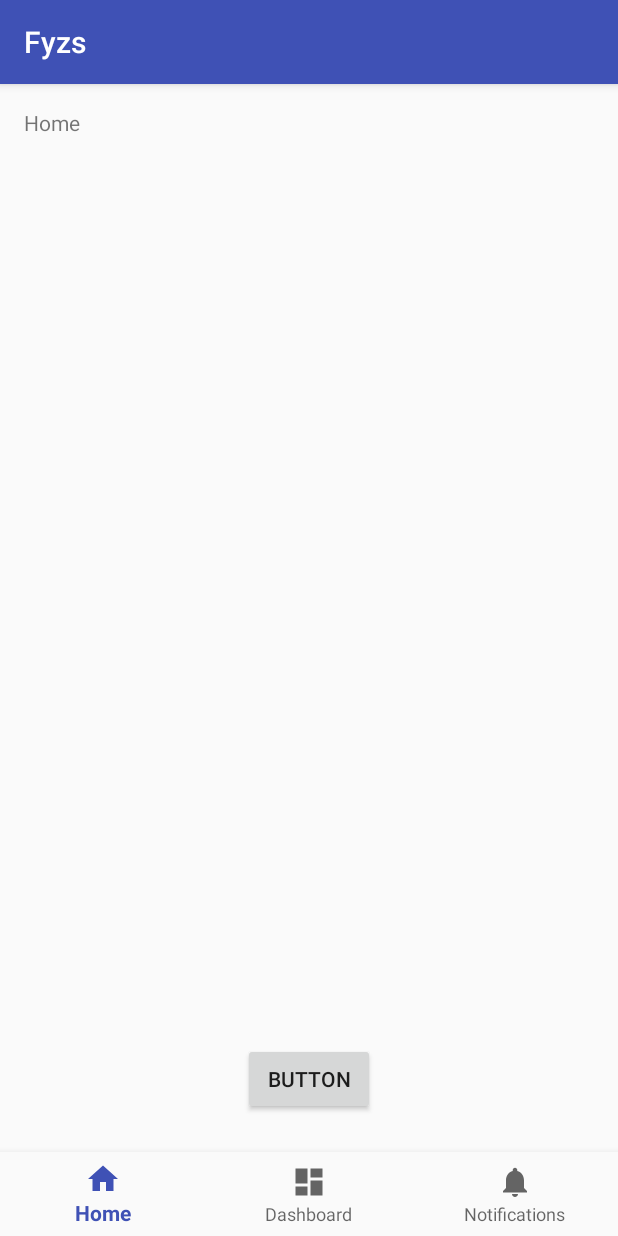
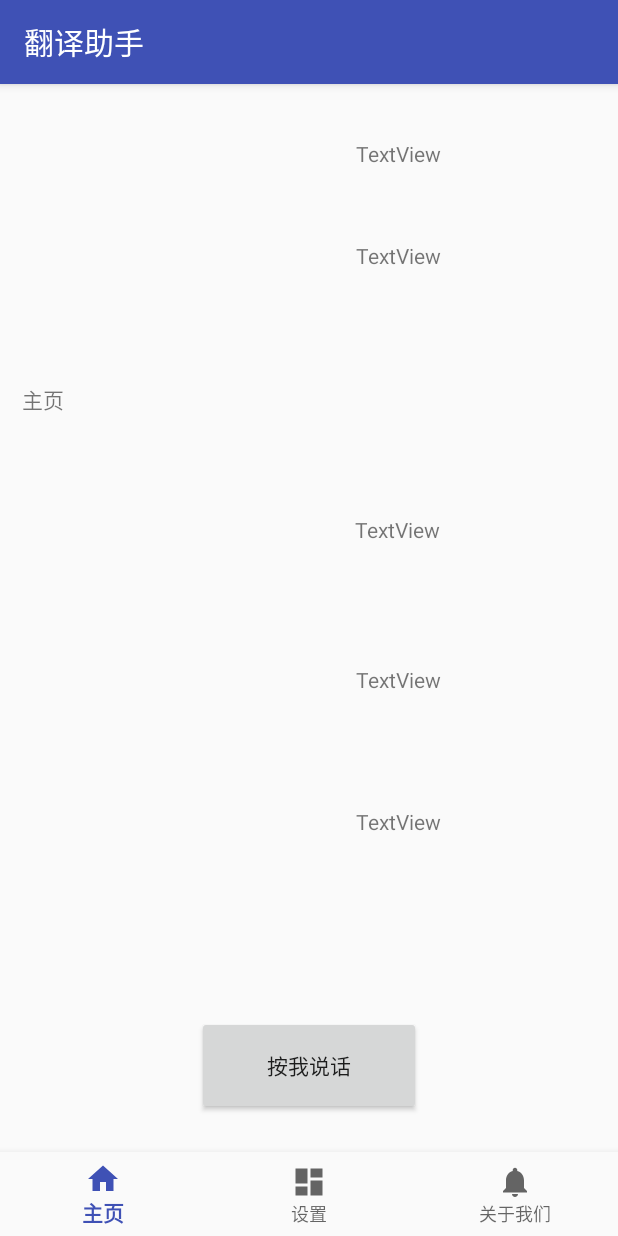
Before and after one commit to rockking126/Fyzs, an Android app: the screen it shows after launch (MainActivity), on a phone screen of 412 x 824 dp. Run offline under Robolectric (Android 15) with nearby library versions, the phone set to English and light mode, and no system bars; 3 statements that could not run were skipped.

Commit message:
完成百度语音识别

```diff
--- a/app/src/main/res/layout/activity_main.xml
+++ b/app/src/main/res/layout/activity_main.xml
@@ -9,14 +9,18 @@
 
     <TextView
         android:id="@+id/message"
-        android:layout_width="wrap_content"
-        android:layout_height="wrap_content"
-        android:layout_marginLeft="@dimen/activity_horizontal_margin"
-        android:layout_marginStart="@dimen/activity_horizontal_margin"
-        android:layout_marginTop="@dimen/activity_vertical_margin"
+        android:layout_width="177dp"
+        android:layout_height="245dp"
+        android:layout_marginBottom="8dp"
+        android:layout_marginEnd="8dp"
+        android:layout_marginStart="8dp"
+        android:layout_marginTop="8dp"
         android:text="@string/title_home"
-        app:layout_constraintLeft_toLeftOf="parent"
-        app:layout_constraintTop_toTopOf="parent" />
+        app:layout_constraintBottom_toBottomOf="@+id/navigation"
+        app:layout_constraintEnd_toStartOf="@+id/guideline3"
+        app:layout_constraintStart_toStartOf="parent"
+        app:layout_constraintTop_toTopOf="parent"
+        app:layout_constraintVertical_bias="0.378" />
 
     <android.support.design.widget.BottomNavigationView
         android:id="@+id/navigation"
@@ -32,17 +36,94 @@
 
     <Button
         android:id="@+id/button"
-        android:layout_width="wrap_content"
-        android:layout_height="wrap_content"
+        android:layout_width="149dp"
+        android:layout_height="66dp"
         android:layout_marginBottom="8dp"
         android:layout_marginEnd="8dp"
         android:layout_marginStart="8dp"
         android:layout_marginTop="8dp"
-        android:text="Button"
+        android:text="@string/bt_start"
+        android:theme="@android:style/Widget.Material.Button.Colored"
         app:layout_constraintBottom_toTopOf="@+id/navigation"
         app:layout_constraintEnd_toEndOf="parent"
         app:layout_constraintStart_toStartOf="parent"
         app:layout_constraintTop_toTopOf="parent"
         app:layout_constraintVertical_bias="0.974" />
 
+    <android.support.constraint.Guideline
+        android:id="@+id/guideline3"
+        android:layout_width="wrap_content"
+        android:layout_height="wrap_content"
+        android:orientation="vertical"
+        app:layout_constraintGuide_percent="0.5" />
+
+    <TextView
+        android:id="@+id/T_en"
+        android:layout_width="142dp"
+        android:layout_height="42dp"
+        android:layout_marginBottom="8dp"
+        android:layout_marginTop="16dp"
+        android:text="TextView"
+        app:layout_constraintBottom_toBottomOf="parent"
+        app:layout_constraintEnd_toEndOf="parent"
+        app:layout_constraintHorizontal_bias="0.489"
+        app:layout_constraintStart_toEndOf="@+id/guideline3"
+        app:layout_constraintTop_toTopOf="parent"
+        app:layout_constraintVertical_bias="0.029" />
+
+    <TextView
+        android:id="@+id/T_thai"
+        android:layout_width="142dp"
+        android:layout_height="42dp"
+        android:layout_marginBottom="8dp"
+        android:layout_marginTop="168dp"
+        android:text="TextView"
+        app:layout_constraintBottom_toBottomOf="parent"
+        app:layout_constraintEnd_toEndOf="parent"
+        app:layout_constraintHorizontal_bias="0.489"
+        app:layout_constraintStart_toEndOf="@+id/guideline3"
+        app:layout_constraintTop_toTopOf="parent"
+        app:layout_constraintVertical_bias="0.399" />
+
+    <TextView
+        android:id="@+id/T_yue"
+        android:layout_width="142dp"
+        android:layout_height="42dp"
+        android:layout_marginBottom="244dp"
+        android:layout_marginTop="8dp"
+        android:text="TextView"
+        app:layout_constraintBottom_toBottomOf="parent"
+        app:layout_constraintEnd_toEndOf="parent"
+        app:layout_constraintHorizontal_bias="0.489"
+        app:layout_constraintStart_toEndOf="@+id/guideline3"
+        app:layout_constraintTop_toTopOf="parent"
+        app:layout_constraintVertical_bias="1.0" />
+
+    <TextView
+        android:id="@+id/T_lao"
+        android:layout_width="142dp"
+        android:layout_height="42dp"
+        android:layout_marginBottom="8dp"
+        android:layout_marginTop="88dp"
+        android:text="TextView"
+        app:layout_constraintBottom_toBottomOf="parent"
+        app:layout_constraintEnd_toEndOf="parent"
+        app:layout_constraintHorizontal_bias="0.489"
+        app:layout_constraintStart_toEndOf="@+id/guideline3"
+        app:layout_constraintTop_toTopOf="parent"
+        app:layout_constraintVertical_bias="0.026" />
+
+    <TextView
+        android:id="@+id/T_mian"
+        android:layout_width="139dp"
+        android:layout_height="42dp"
+        android:layout_marginBottom="160dp"
+        android:layout_marginTop="8dp"
+        android:text="TextView"
+        app:layout_constraintBottom_toBottomOf="parent"
+        app:layout_constraintEnd_toEndOf="parent"
+        app:layout_constraintHorizontal_bias="0.461"
+        app:layout_constraintStart_toEndOf="@+id/guideline3"
+        app:layout_constraintTop_toTopOf="parent" />
+
 </android.support.constraint.ConstraintLayout>
--- a/app/src/main/res/values/strings.xml
+++ b/app/src/main/res/values/strings.xml
@@ -1,6 +1,8 @@
 <resources>
-    <string name="app_name">Fyzs</string>
-    <string name="title_home">Home</string>
-    <string name="title_dashboard">Dashboard</string>
-    <string name="title_notifications">Notifications</string>
+    <string name="app_name">翻译助手</string>
+    <string name="title_home">主页</string>
+    <string name="title_dashboard">设置</string>
+    <string name="title_notifications">关于我们</string>
+    <string name="bt_start">按我说话</string>
+
 </resources>
```
